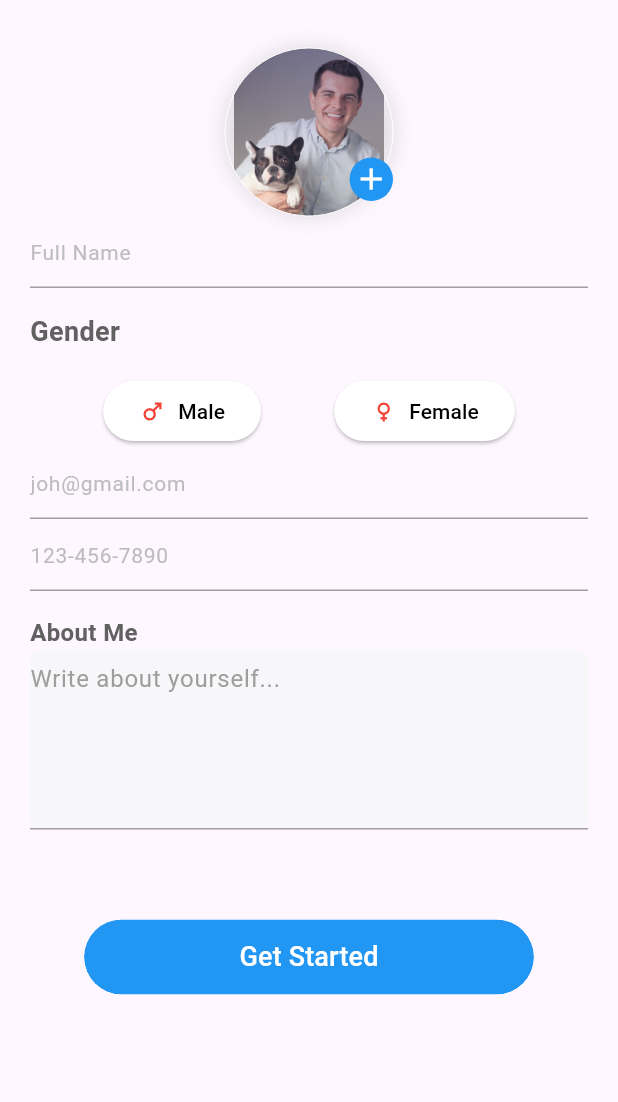
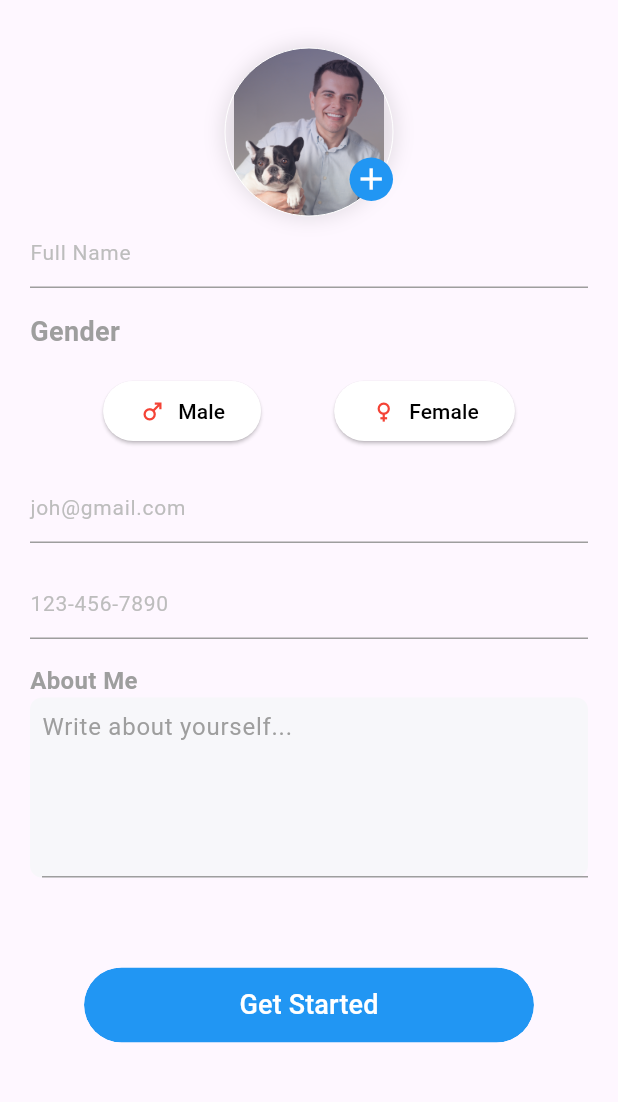
Before and after one commit to Rehman6578/pet_care_fyp, a Flutter app: the ProfileScreen screen opened directly, after a tap on "Edit", on a phone screen of 412 x 824 dp, the part 84-1186 px from its top. Run offline on Flutter 3.47's test engine with Material 3 defaults, Android fonts, the phone set to English and light mode, and no system bars; our stand-ins replace cloud_firestore, dio, firebase_auth, firebase_core, firebase_database, firebase_storage and 10 more; missing offline and left inert: flutter_facebook_auth, multiselect; accounts and stored records are empty; Roboto replaces fonts that are missing (Encode Sans).

Commit message:
Updated on 11:41 am

```diff
--- a/lib/controllers/Image_Controller/ImageController.dart
+++ b/lib/controllers/Image_Controller/ImageController.dart
@@ -23,6 +23,7 @@ class ImagePickerController extends GetxController{
 
 
 
+
   Future<Uint8List?> getMyImage(ImageSource source) async {
     final ImagePicker picker = ImagePicker();
     final image = await picker.pickImage(source: ImageSource.gallery);
--- a/lib/views/Dashboard/Navbar_Screen/HomeNavbar.dart
+++ b/lib/views/Dashboard/Navbar_Screen/HomeNavbar.dart
@@ -125,6 +125,7 @@ class _home_nav extends State<home_nav> {
     });
   }
 
+
   @override
   Widget build(BuildContext context) {
     return MaterialApp(
--- a/lib/views/Dashboard/ProfileScreens/ProfileScreen.dart
+++ b/lib/views/Dashboard/ProfileScreens/ProfileScreen.dart
@@ -1,7 +1,7 @@
 import 'package:firebase_auth/firebase_auth.dart';
 import 'package:flutter/material.dart';
 import 'package:get/get.dart';
-import 'package:pet_care_fyp/views/Dashboard/ProfileScreens/profile.dart';
+import 'package:pet_care_fyp/views/Dashboard/ProfileScreens/UpdateProfile.dart';
 import '../../../WidgetCommon/profile_listitems.dart';
 import '../../auth_screens/LoginScreen.dart';
 import 'AddPetServices.dart';
@@ -44,7 +44,7 @@ class _ProfileScreenState extends State<ProfileScreen> {
                   IconButton(
                       icon: const Icon(Icons.edit, color: Colors.blue),
                       onPressed: () {
-                        Get.to(const EditProfile());
+                        Get.to(const UpdateProfile());
                       }),
                   const Padding(
                     padding: EdgeInsets.only(bottom: 10, right: 10.0),
--- a/lib/views/Dashboard/ProfileScreens/profile.dart
+++ b/lib/views/Dashboard/ProfileScreens/UpdateProfile.dart
@@ -1,29 +1,37 @@
-import 'dart:io';
+import 'dart:typed_data';
 
 import 'package:flutter/material.dart';
 import 'package:get/get.dart';
+import 'package:get/get_core/src/get_main.dart';
+import 'package:image_picker/image_picker.dart';
+
 import '../../../WidgetCommon/Button.dart';
 import '../../../WidgetCommon/gender_Button.dart';
-import '../../../controllers/Gender_Controller.dart';
 import '../../../controllers/Image_Controller/ImageController.dart';
 
-class EditProfile extends StatelessWidget {
-  const EditProfile({Key? key}) : super(key: key);
+class UpdateProfile extends StatefulWidget {
+  const UpdateProfile({super.key});
 
   @override
-  Widget build(BuildContext context) {
+  State<UpdateProfile> createState() => _UpdateProfileState();
+}
 
-    ImagePickerController imagePickerController = Get.put(ImagePickerController());
+class _UpdateProfileState extends State<UpdateProfile> {
 
+  ImagePickerController imagePickerController =
+  Get.put(ImagePickerController());
 
-    String? profileImg;
+  // String? profileImg;
   TextEditingController fullNameController = TextEditingController();
   TextEditingController emailController = TextEditingController();
   TextEditingController phoneNumberController = TextEditingController();
   TextEditingController aboutMeController = TextEditingController();
 
-    // String? profileImage;
+  Uint8List? profileImg;
 
+
+  @override
+  Widget build(BuildContext context) {
     return Scaffold(
       //app bar
       appBar: AppBar(
@@ -87,21 +95,26 @@ class EditProfile extends StatelessWidget {
                         shape: BoxShape.circle,
                         image: profileImg == null
                             ? const DecorationImage(
-                                  image:
-                                      AssetImage('assets/images/doctor.png'))
+                            image: AssetImage('assets/images/doctor.png'))
                             : DecorationImage(
-                                  image: FileImage(File(profileImg.toString())),
+                          image: MemoryImage(
+                              profileImg!),
                           fit: BoxFit.cover,
                         ),
                       ),
                     ),
+
                     Positioned(
                       bottom: 10,
                       right: 0,
                       child: InkWell(
                         onTap: () async {
                           profileImg =
-                                await imagePickerController.GetImage();
+                          await imagePickerController
+                              .getMyImage(ImageSource.gallery);
+
+                          setState(() {});
+
                         },
                         child: Container(
                           width: 29,
@@ -120,6 +133,7 @@ class EditProfile extends StatelessWidget {
                   ],
                 ),
               ),
+
               Padding(
                 padding: const EdgeInsets.symmetric(horizontal: 20),
                 child: TextFormField(
@@ -148,7 +162,9 @@ class EditProfile extends StatelessWidget {
                   "Gender",
                   style: TextStyle(
                     fontSize: 18,
-                    color: Colors.grey.shade700,
+                    // use grey color for light theme
+
+                    color: Colors.grey.shade500,
                     fontWeight: FontWeight.w600,
                   ),
                 ),
@@ -164,6 +180,7 @@ class EditProfile extends StatelessWidget {
                   ],
                 ),
               ),
+              const SizedBox(height: 16),
               Padding(
                 padding: const EdgeInsets.symmetric(horizontal: 20),
                 child: TextFormField(
@@ -186,6 +203,9 @@ class EditProfile extends StatelessWidget {
                   ),
                 ),
               ),
+
+              const SizedBox(height: 16),
+
               Padding(
                 padding: const EdgeInsets.symmetric(horizontal: 20),
                 child: TextFormField(
@@ -220,7 +240,7 @@ class EditProfile extends StatelessWidget {
                         "About Me",
                         style: TextStyle(
                           fontSize: 16,
-                          color: Colors.grey.shade700,
+                          color: Colors.grey.shade500,
                           fontWeight: FontWeight.w600,
                         ),
                       ),
@@ -230,11 +250,15 @@ class EditProfile extends StatelessWidget {
                           borderRadius: BorderRadius.circular(8),
                           color: const Color(0xfff7f7fa),
                         ),
+                        child: Padding(
+                          padding: const EdgeInsets.only(left: 8.0),
                           child: TextFormField(
                             maxLines: 8,
                             controller: aboutMeController,
                             decoration: const InputDecoration(
                               hintText: 'Write about yourself...',
+                              focusedBorder: InputBorder.none,
+                              border: InputBorder.none,
                               hintStyle: TextStyle(
                                 color: Colors.grey,
                               ),
@@ -242,6 +266,7 @@ class EditProfile extends StatelessWidget {
                               // filled: true,
                               enabledBorder: UnderlineInputBorder(
                                 borderSide: BorderSide(color: Colors.grey),
+                              ),
                             ),
                           ),
                         ),
```
Also changed, not shown: lib/main.dart (+3 -8 lines), lib/views/Dashboard/MainDashboard.dart (+22 -0 lines), lib/views/SplashScreen/splash_services.dart (+4 -3 lines). Lines whose indentation alone changed are shown as unchanged.
